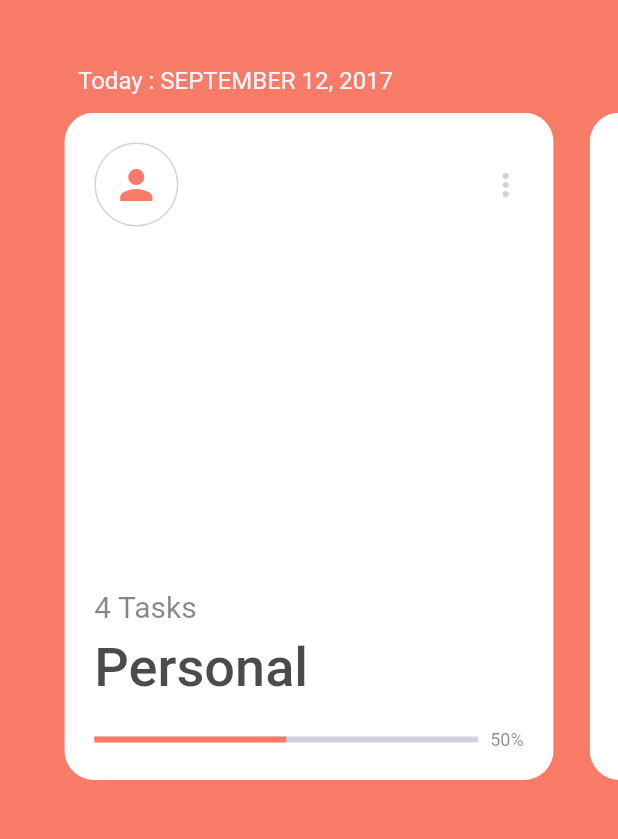
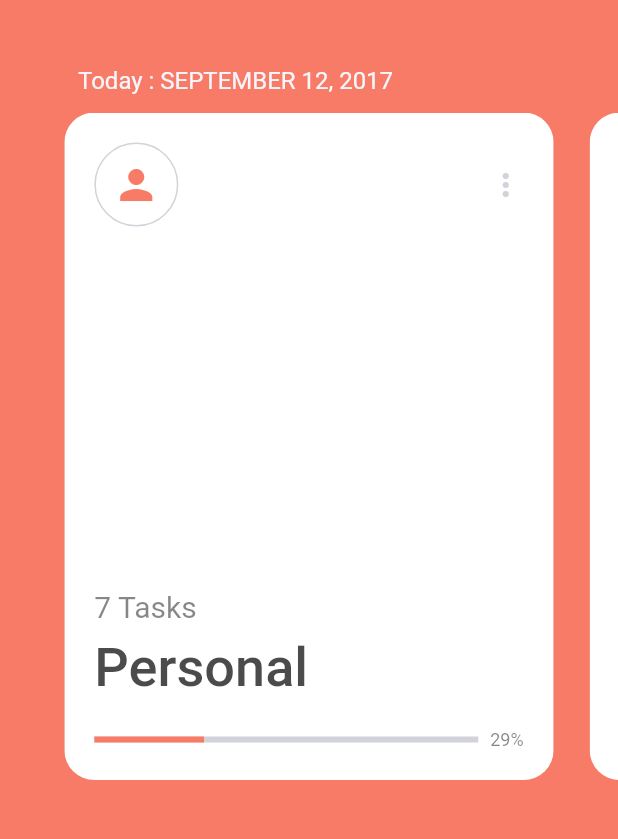
Before and after one commit to pbaudri/todo_app, a Flutter app: the screen it shows after launch, on a phone screen of 412 x 824 dp, the part 396-1235 px from its top. Run offline on Flutter 3.47's test engine with Material 2 defaults, Android fonts, the phone set to English and light mode, and no system bars; network calls fail.

Commit message:
:recycle: apply last changes

```diff
--- a/lib/models/task.dart
+++ b/lib/models/task.dart
@@ -2,8 +2,14 @@ class Task {
   Task({
     required this.name,
     this.isDone = false,
+    required this.date,
   });
 
-  final String name;
-  final bool isDone;
+  String name;
+  bool isDone;
+  DateTime date;
+
+  set setDoneValue(bool newIsDone) {
+    isDone = newIsDone;
+  }
 }
--- a/lib/presentation/home/pages/home_page.dart
+++ b/lib/presentation/home/pages/home_page.dart
@@ -17,35 +17,60 @@ class MyHomePage extends StatefulWidget {
 
 class _MyHomePageState extends State<MyHomePage>
     with SingleTickerProviderStateMixin {
-  final taskGroups = [
+  final tasks = [
+    Task(
+      name: 'Meet Clients',
+      date: DateTime.now(),
+    ),
+    Task(
+      name: 'Design Sprints',
+      isDone: true,
+      date: DateTime.now(),
+    ),
+    Task(
+      name: 'Icon Set Design for Mobile App',
+      isDone: true,
+      date: DateTime.now(),
+    ),
+    Task(
+      name: 'HTML/CSS tudy',
+      date: DateTime.now(),
+    ),
+    Task(
+      name: 'Weekly Report',
+      date: DateTime.now().add(const Duration(days: -1)),
+    ),
+    Task(
+      name: 'Design Meeting',
+      date: DateTime.now().add(const Duration(days: -1)),
+    ),
+    Task(
+      name: 'Quick Prototyping',
+      date: DateTime.now().add(const Duration(days: -1)),
+    ),
+    Task(
+      name: 'UX Conference',
+      date: DateTime.now().add(const Duration(days: -7)),
+    ),
+  ];
+  late final taskGroups = [
     TaskGroup(
       color: ColorConstants.lightOrange,
       icon: Icons.person,
       name: 'Personal',
-      tasks: [
-        Task(name: 'Meet Clients'),
-        Task(
-          name: 'Design Sprints',
-          isDone: true,
-        ),
-        Task(
-          name: 'Icon Set Design for Mobile App',
-          isDone: true,
-        ),
-        Task(name: 'HTML/CSS tudy'),
-      ],
+      tasks: tasks.take(7).toList(),
     ),
     TaskGroup(
       color: Colors.blue,
       icon: Icons.work,
       name: 'Work',
-      tasks: [],
+      tasks: tasks,
     ),
     TaskGroup(
       color: Colors.green,
       icon: Icons.home_rounded,
       name: 'Home',
-      tasks: [],
+      tasks: tasks.take(4).toList(),
     ),
   ];
 
--- a/lib/presentation/tasks/widgets/card_group_task_widget.dart
+++ b/lib/presentation/tasks/widgets/card_group_task_widget.dart
@@ -22,6 +22,7 @@ class CardGroupTaskWidget extends StatelessWidget {
                 )
                 .length /
             taskGroup.tasks.length;
+    double oldValue = percentageDone;
 
     return Material(
       borderRadius: BorderRadius.circular(20.0),
@@ -84,11 +85,19 @@ class CardGroupTaskWidget extends StatelessWidget {
                 Row(
                   children: [
                     Expanded(
-                      child: LinearProgressIndicator(
-                        value: percentageDone,
-                        backgroundColor: ColorConstants.lightGrey,
-                        valueColor: AlwaysStoppedAnimation(
-                          taskGroup.color,
+                      child: TweenAnimationBuilder<double>(
+                        duration: kThemeAnimationDuration,
+                        curve: Curves.easeInOut,
+                        tween: Tween<double>(
+                          begin: oldValue,
+                          end: percentageDone,
+                        ),
+                        builder: (context, value, _) => LinearProgressIndicator(
+                          value: value,
+                          backgroundColor: ColorConstants.lightGrey,
+                          valueColor: AlwaysStoppedAnimation(
+                            taskGroup.color,
+                          ),
                         ),
                       ),
                     ),
--- a/pubspec.yaml
+++ b/pubspec.yaml
@@ -36,6 +36,7 @@ dependencies:
   # Use with the CupertinoIcons class for iOS style icons.
   cupertino_icons: ^1.0.2
   animations: ^2.0.8
+  intl: ^0.18.1
 
 dev_dependencies:
   dart_code_metrics: ^5.5.1
```
Also changed, not shown: lib/presentation/tasks/pages/group_task_page.dart (+38 -16 lines), pubspec.lock.
